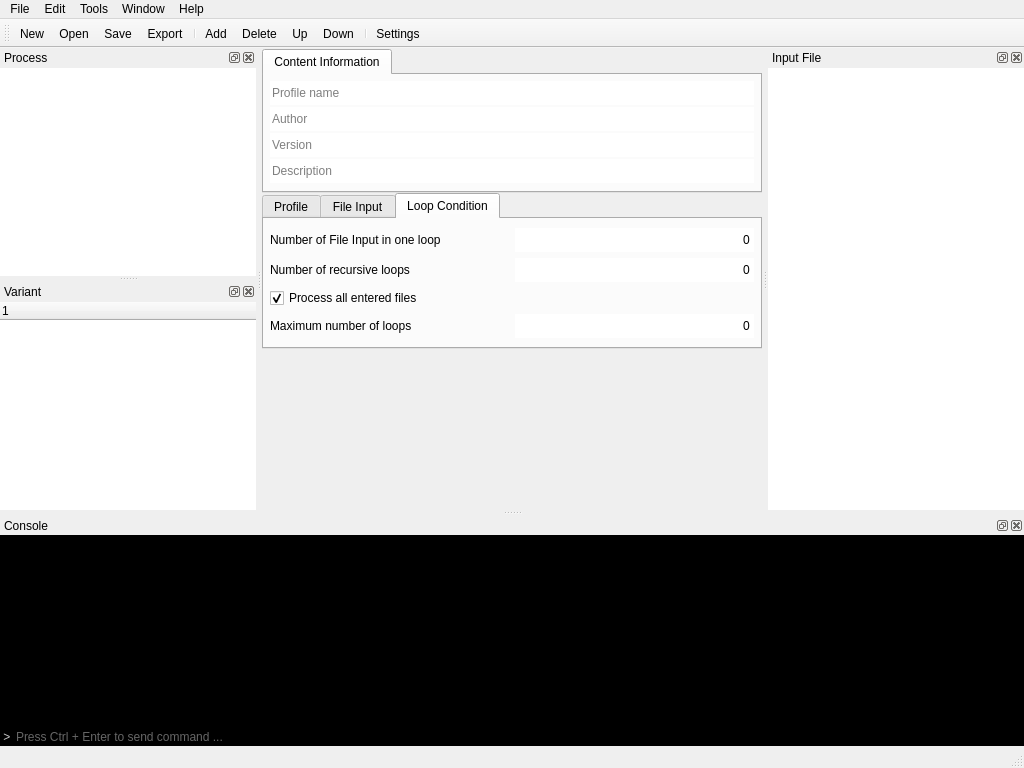
Before: the Qt Designer form src/ProfileEditor/profileeditor.ui in karakirimu/AutoBatchTools, drawn with Qt 5.
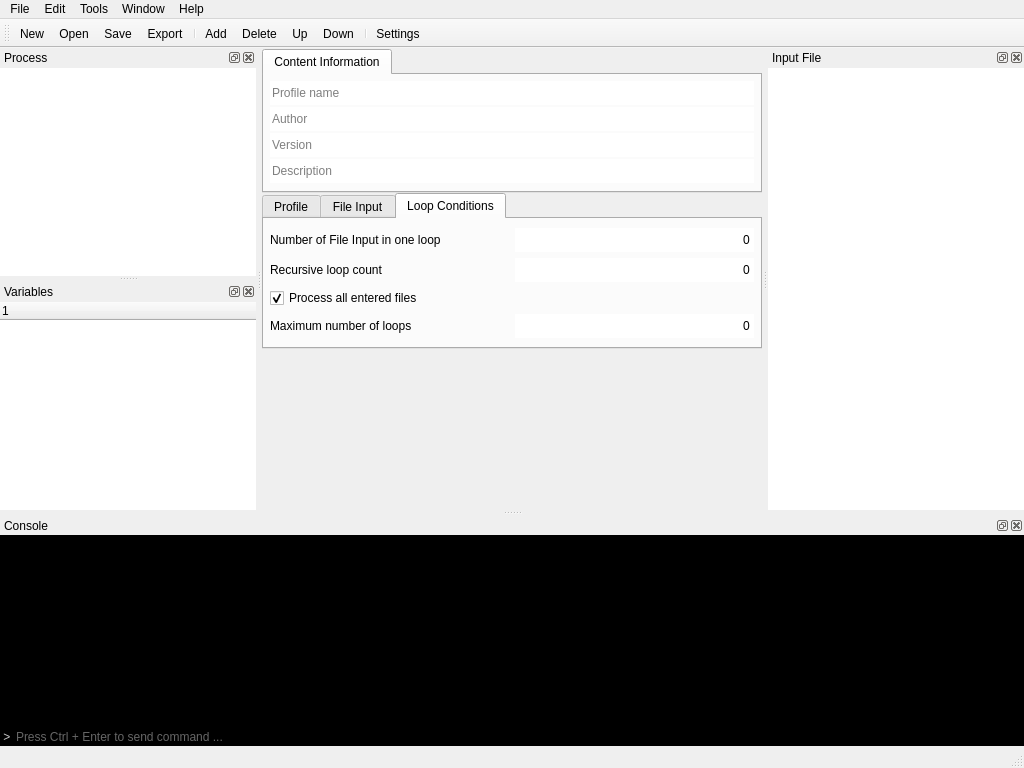
After: the same form once the commit is applied. The open tabs and pages were chosen to show the change. Icons and pictures are not drawn. Custom widgets are drawn as their Qt base class.

```diff
--- a/src/ProfileEditor/profileeditor.ui
+++ b/src/ProfileEditor/profileeditor.ui
@@ -394,7 +394,7 @@
           </widget>
           <widget class="QWidget" name="fileloop">
            <attribute name="title">
-            <string>Loop Condition</string>
+            <string>Loop Conditions</string>
            </attribute>
            <layout class="QVBoxLayout" name="verticalLayout_26">
             <property name="leftMargin">
@@ -452,7 +452,7 @@
               <item row="1" column="0">
                <widget class="QLabel" name="label_2">
                 <property name="text">
-                 <string>Number of recursive loops</string>
+                 <string>Recursive loop count</string>
                 </property>
                </widget>
               </item>
@@ -2059,7 +2059,7 @@
   </widget>
   <widget class="BaseDockWidget" name="variantDockWidget">
    <property name="windowTitle">
-    <string>Variant</string>
+    <string>Variables</string>
    </property>
    <attribute name="dockWidgetArea">
     <number>1</number>
```
Left out of the diff: 4 changed lines with no effect on the pictures.
